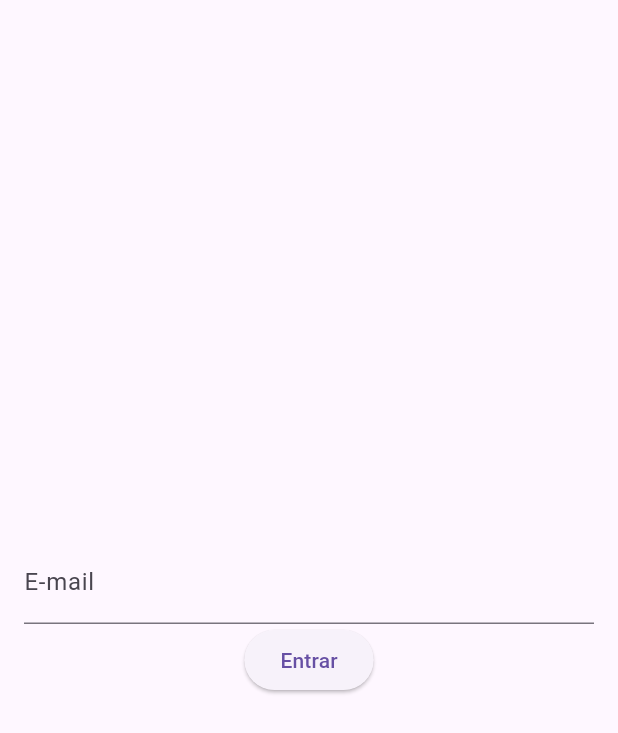
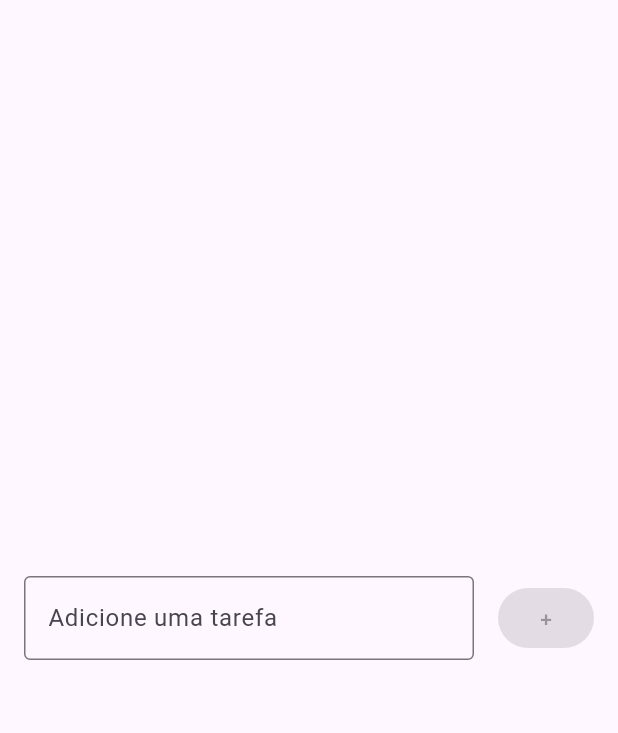
Before and after one commit to gabnugosi/todo_list, a Flutter app: the screen it shows after launch, on a phone screen of 412 x 824 dp. Shown: the top 733 px of the screen. Run offline on Flutter 3.47's test engine with Material 3 defaults, Android fonts, the phone set to English and light mode, and no system bars.

Commit message:
Fim da aula 91 adição do botão na row do textfield

```diff
--- a/lib/pages/todo_list_pages.dart
+++ b/lib/pages/todo_list_pages.dart
@@ -9,22 +9,27 @@ class TodoListPage extends StatelessWidget {
 
   @override
   Widget build(BuildContext context) {
-    return Scaffold(
+    return const Scaffold(
       body: Center(
         child: Padding(
-          padding: const EdgeInsets.symmetric(horizontal: 16),
-          child: Column(
-            mainAxisSize: MainAxisSize.min,
+          padding: EdgeInsets.symmetric(horizontal: 16),
+          child: Row(
             children: [
-              TextField(
-                controller: emailController,
-                decoration: const InputDecoration(labelText: 'E-mail'),
-                onChanged: onChanged,
-                onSubmitted: onSubmitted,
+              Expanded(
+                child: TextField(
+                  decoration: InputDecoration(
+                    border: OutlineInputBorder(),
+                    labelText: 'Adicione uma tarefa',
+                    hintText: 'Teste de hint',
+                  ),
+                ),
+              ),
+              SizedBox(
+                width: 16,
               ),
               ElevatedButton(
-                onPressed: login,
-                child: const Text('Entrar'),
+                onPressed: null,
+                child: Text('+'),
               ),
             ],
           ),
@@ -38,11 +43,11 @@ class TodoListPage extends StatelessWidget {
     log('emailController = $text');
   }
 
-  void onChanged(String text){
+  void onChanged(String text) {
     log('onChanged = $text');
   }
 
-  void onSubmitted(String text){
+  void onSubmitted(String text) {
     log('onSubmitted = $text');
   }
 }
```
